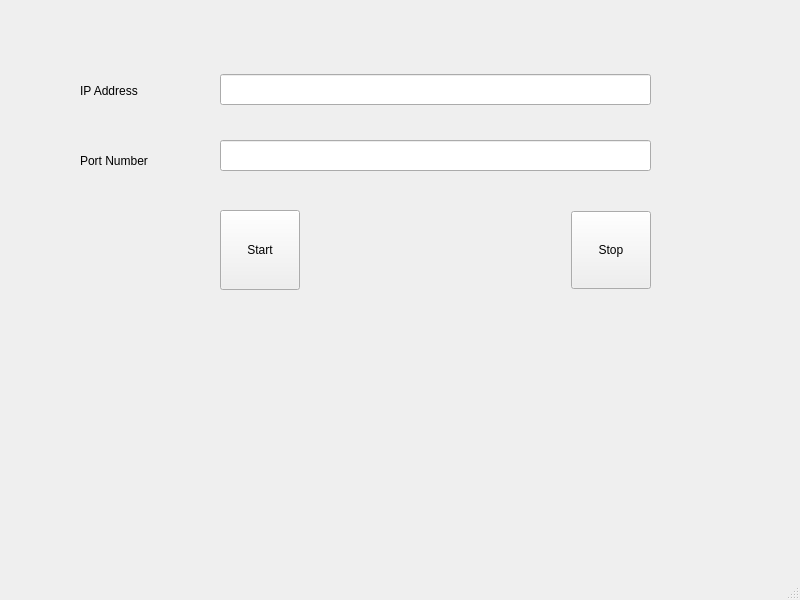
Qt form Qt_Program/Network_Programming/Network_Chat/server_chat/chatserver.ui (manhtb310/Furuno_Radar) before a commit.
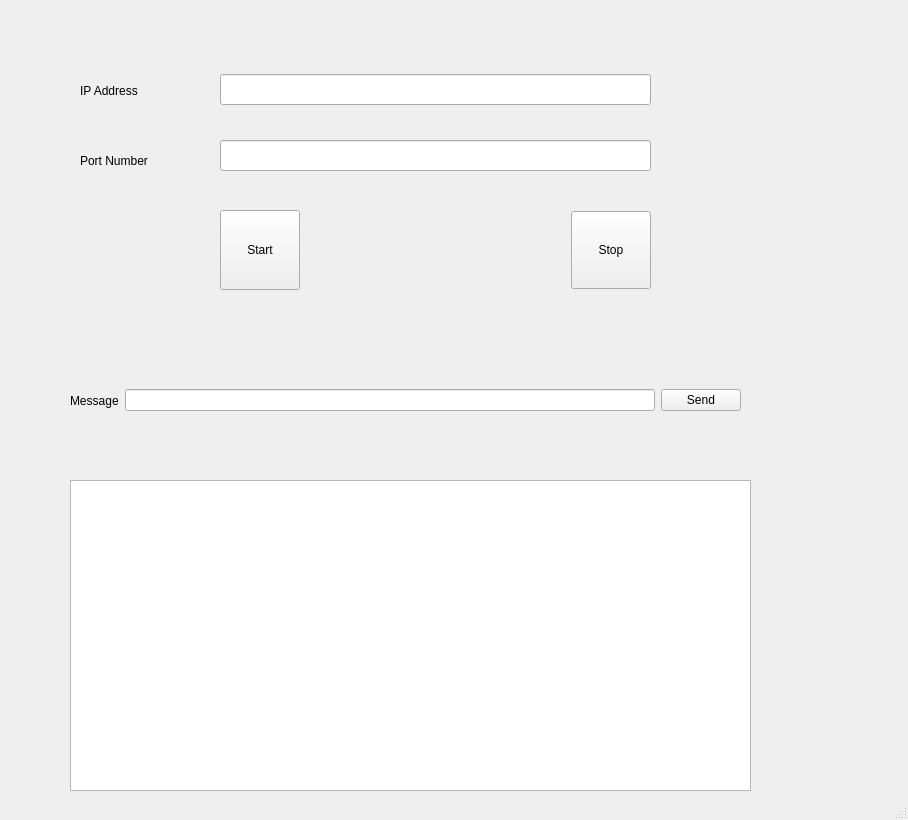
The same form after that commit.

The edit to the form file:
```diff
--- a/Qt_Program/Network_Programming/Network_Chat/server_chat/chatserver.ui
+++ b/Qt_Program/Network_Programming/Network_Chat/server_chat/chatserver.ui
@@ -6,8 +6,8 @@
    <rect>
     <x>0</x>
     <y>0</y>
-    <width>800</width>
-    <height>600</height>
+    <width>908</width>
+    <height>820</height>
    </rect>
   </property>
   <property name="windowTitle">
@@ -104,6 +104,45 @@
      </item>
     </layout>
    </widget>
+   <widget class="QWidget" name="horizontalLayoutWidget_2">
+    <property name="geometry">
+     <rect>
+      <x>70</x>
+      <y>360</y>
+      <width>671</width>
+      <height>81</height>
+     </rect>
+    </property>
+    <layout class="QHBoxLayout" name="horizontalLayout_2">
+     <item>
+      <widget class="QLabel" name="label_3">
+       <property name="text">
+        <string>Message</string>
+       </property>
+      </widget>
+     </item>
+     <item>
+      <widget class="QLineEdit" name="lineEditText"/>
+     </item>
+     <item>
+      <widget class="QPushButton" name="btnSend">
+       <property name="text">
+        <string>Send</string>
+       </property>
+      </widget>
+     </item>
+    </layout>
+   </widget>
+   <widget class="QTextEdit" name="textEdit">
+    <property name="geometry">
+     <rect>
+      <x>70</x>
+      <y>480</y>
+      <width>681</width>
+      <height>311</height>
+     </rect>
+    </property>
+   </widget>
   </widget>
   <widget class="QMenuBar" name="menubar">
    <property name="geometry">
```
Left out of the diff: 2 changed lines with no effect on the pictures.
